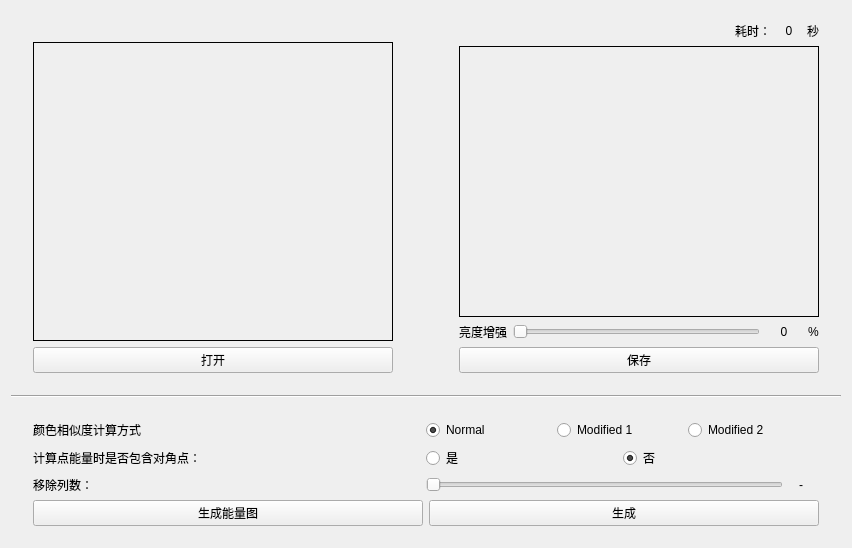
The window that Content-aware image resizing/Content-aware image resizing/mainwindow.ui (JaderoChan/Content-aware-image-resizing) describes before a commit, drawn with Qt 5.
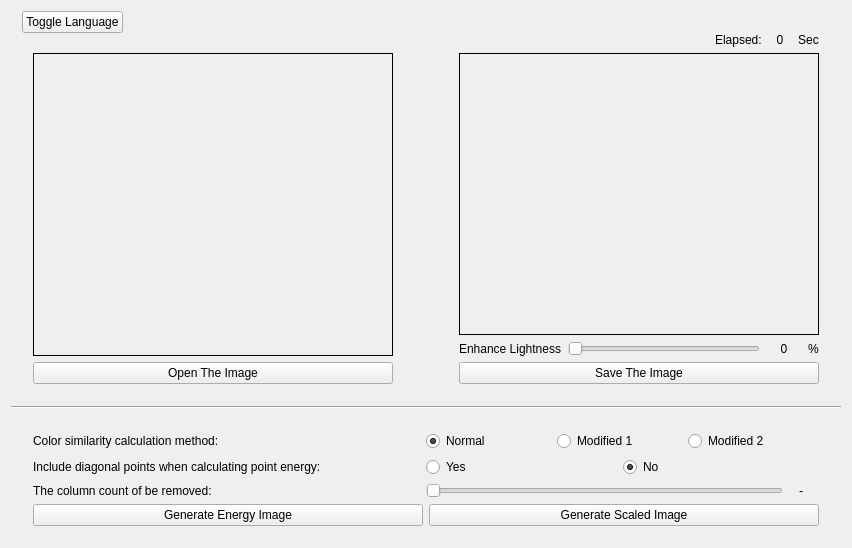
The same window after the commit. Icons and pictures are not drawn.

Commit message: 添加英语语言支持。(Added English language support.)

```diff
--- a/Content-aware image resizing/Content-aware image resizing/mainwindow.ui
+++ b/Content-aware image resizing/Content-aware image resizing/mainwindow.ui
@@ -13,13 +13,48 @@
   <property name="windowTitle">
    <string>Content-aware image resizing</string>
   </property>
-  <layout class="QVBoxLayout" name="verticalLayout_4" stretch="5,0,0">
+  <layout class="QVBoxLayout" name="verticalLayout_4" stretch="0,5,0,0">
    <property name="spacing">
     <number>0</number>
    </property>
+   <item>
+    <widget class="QWidget" name="widget_11" native="true">
+     <layout class="QHBoxLayout" name="horizontalLayout_4">
+      <property name="topMargin">
+       <number>0</number>
+      </property>
+      <property name="bottomMargin">
+       <number>0</number>
+      </property>
+      <item>
+       <widget class="QPushButton" name="toggleLanguageBtn">
+        <property name="text">
+         <string>Toggle Language</string>
+        </property>
+       </widget>
+      </item>
+      <item>
+       <spacer name="horizontalSpacer_2">
+        <property name="orientation">
+         <enum>Qt::Horizontal</enum>
+        </property>
+        <property name="sizeHint" stdset="0">
+         <size>
+          <width>720</width>
+          <height>20</height>
+         </size>
+        </property>
+       </spacer>
+      </item>
+     </layout>
+    </widget>
+   </item>
    <item>
     <widget class="QWidget" name="widget_3" native="true">
      <layout class="QHBoxLayout" name="horizontalLayout" stretch="5,0,5">
+      <property name="topMargin">
+       <number>0</number>
+      </property>
       <item>
        <widget class="QWidget" name="widget" native="true">
         <layout class="QVBoxLayout" name="verticalLayout" stretch="0,10,0">
@@ -61,7 +96,7 @@
          <item>
           <widget class="QPushButton" name="openSrcBtn">
            <property name="text">
-            <string>打开</string>
+            <string>Open The Image</string>
            </property>
           </widget>
          </item>
@@ -211,7 +246,7 @@
             <item>
              <widget class="QLabel" name="label_2">
               <property name="text">
-               <string>耗时：</string>
+               <string>Elapsed:</string>
               </property>
              </widget>
             </item>
@@ -224,7 +259,7 @@
                </size>
               </property>
               <property name="text">
-               <string>0</string>
+               <string notr="true">0</string>
               </property>
               <property name="alignment">
                <set>Qt::AlignCenter</set>
@@ -234,7 +269,7 @@
             <item>
              <widget class="QLabel" name="label_9">
               <property name="text">
-               <string>秒</string>
+               <string>Sec</string>
               </property>
               <property name="alignment">
                <set>Qt::AlignCenter</set>
@@ -284,7 +319,7 @@
             <item>
              <widget class="QLabel" name="label_4">
               <property name="text">
-               <string>亮度增强</string>
+               <string>Enhance Lightness</string>
               </property>
              </widget>
             </item>
@@ -307,7 +342,7 @@
                </size>
               </property>
               <property name="text">
-               <string>0</string>
+               <string notr="true">0</string>
               </property>
               <property name="alignment">
                <set>Qt::AlignCenter</set>
@@ -317,7 +352,7 @@
             <item>
              <widget class="QLabel" name="label_7">
               <property name="text">
-               <string>%</string>
+               <string notr="true">%</string>
               </property>
               <property name="alignment">
                <set>Qt::AlignCenter</set>
@@ -330,7 +365,7 @@
          <item>
           <widget class="QPushButton" name="saveDstBtn">
            <property name="text">
-            <string>保存</string>
+            <string>Save The Image</string>
            </property>
           </widget>
          </item>
@@ -380,7 +415,7 @@
             <item>
              <widget class="QLabel" name="label_5">
               <property name="text">
-               <string>颜色相似度计算方式</string>
+               <string>Color similarity calculation method:</string>
               </property>
              </widget>
             </item>
@@ -405,7 +440,7 @@
                <item>
                 <widget class="QRadioButton" name="normalRdoBtn">
                  <property name="toolTip">
-                  <string>颜色空间距离平方值</string>
+                  <string>Color space distance squared value.</string>
                  </property>
                  <property name="text">
                   <string>Normal</string>
@@ -418,7 +453,7 @@
                <item>
                 <widget class="QRadioButton" name="mod1RdoBtn">
                  <property name="toolTip">
-                  <string>根据人眼对三原色的敏感度进行加权修正1</string>
+                  <string>Weighted correction based on the sensitivity of the human eye to the three primary colors 1.</string>
                  </property>
                  <property name="text">
                   <string>Modified 1</string>
@@ -428,10 +463,10 @@
                <item>
                 <widget class="QRadioButton" name="mod2RdoBtn">
                  <property name="toolTip">
-                  <string>根据人眼对三原色的敏感度进行加权修正2</string>
+                  <string>Weighted correction based on the sensitivity of the human eye to the three primary colors 2.</string>
                  </property>
                  <property name="text">
-                  <string>Modified 2</string>
+                  <string>Modified 2 </string>
                  </property>
                 </widget>
                </item>
@@ -462,7 +497,7 @@
             <item>
              <widget class="QLabel" name="label_6">
               <property name="text">
-               <string>计算点能量时是否包含对角点：</string>
+               <string>Include diagonal points when calculating point energy:</string>
               </property>
              </widget>
             </item>
@@ -487,7 +522,7 @@
                <item>
                 <widget class="QRadioButton" name="trueRdoBtn">
                  <property name="text">
-                  <string>是</string>
+                  <string>Yes</string>
                  </property>
                  <property name="checked">
                   <bool>false</bool>
@@ -497,7 +532,7 @@
                <item>
                 <widget class="QRadioButton" name="falseRdoBtn">
                  <property name="text">
-                  <string>否</string>
+                  <string>No</string>
                  </property>
                  <property name="checked">
                   <bool>true</bool>
@@ -558,7 +593,7 @@
                <item>
                 <widget class="QLabel" name="label">
                  <property name="text">
-                  <string>移除列数：</string>
+                  <string>The column count of be removed:</string>
                  </property>
                 </widget>
                </item>
@@ -608,7 +643,7 @@
                      </size>
                     </property>
                     <property name="text">
-                     <string>-</string>
+                     <string notr="true">-</string>
                     </property>
                     <property name="alignment">
                      <set>Qt::AlignCenter</set>
@@ -639,14 +674,14 @@
                <item>
                 <widget class="QPushButton" name="generateEnergyImgBtn">
                  <property name="text">
-                  <string>生成能量图</string>
+                  <string>Generate Energy Image</string>
                  </property>
                 </widget>
                </item>
                <item>
                 <widget class="QPushButton" name="generateRemovedImgBtn">
                  <property name="text">
-                  <string>生成</string>
+                  <string>Generate Scaled Image</string>
                  </property>
                 </widget>
                </item>
```
The commit also changes 11 other files.
